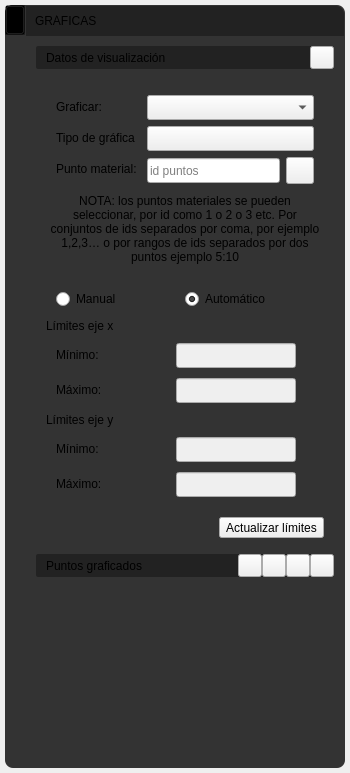
The window that app/ui/widget_result_menu_graph.ui (edwinar13/MPM-UN) describes before a commit, drawn with Qt 5.
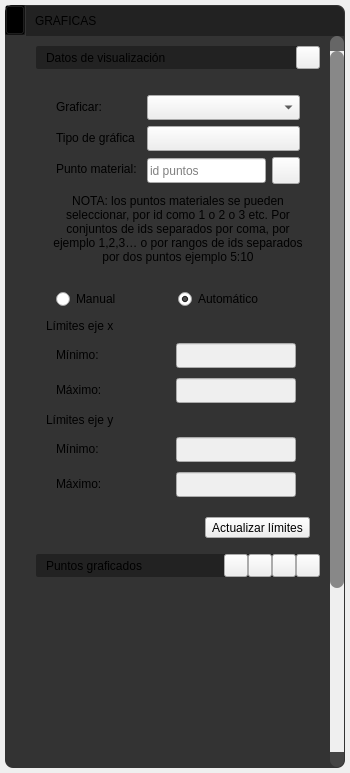
The same window after the commit. Icons and pictures are not drawn.

Commit message:
fix(ventana): paneles laterales con scroll; la ventana cabe en pantallas con escala
El contenido de los 9 paneles va en un QScrollArea: el alto mínimo de la ventana
baja de 844 a 633 px y al maximizar ya no queda debajo de la barra de Windows.

```diff
--- a/app/ui/widget_result_menu_graph.ui
+++ b/app/ui/widget_result_menu_graph.ui
@@ -24,7 +24,7 @@
   </property>
   <property name="maximumSize">
    <size>
-    <width>350</width>
+    <width>364</width>
     <height>16777215</height>
    </size>
   </property>
@@ -679,6 +679,13 @@
     background-color: #F94646;
     border: none;
 }
+
+
+/* Contenido del panel con scroll cuando no cabe en la altura de la ventana */
+QScrollArea#scrollArea_info,
+QWidget#scrollAreaWidgetContents_info{
+background-color: transparent;
+}
 </string>
   </property>
   <layout class="QHBoxLayout" name="horizontalLayout_main">
@@ -952,6 +959,40 @@
           </widget>
          </item>
          <item>
+          <widget class="QScrollArea" name="scrollArea_info">
+           <property name="frameShape">
+            <enum>QFrame::Shape::NoFrame</enum>
+           </property>
+           <property name="horizontalScrollBarPolicy">
+            <enum>Qt::ScrollBarPolicy::ScrollBarAlwaysOff</enum>
+           </property>
+           <property name="sizeAdjustPolicy">
+            <enum>QAbstractScrollArea::SizeAdjustPolicy::AdjustToContents</enum>
+           </property>
+           <property name="widgetResizable">
+            <bool>true</bool>
+           </property>
+           <widget class="QWidget" name="scrollAreaWidgetContents_info">
+            <property name="minimumSize">
+             <size>
+              <width>1</width>
+              <height>0</height>
+             </size>
+            </property>
+            <layout class="QVBoxLayout" name="verticalLayout_scrollInfo">
+             <property name="leftMargin">
+              <number>0</number>
+             </property>
+             <property name="topMargin">
+              <number>0</number>
+             </property>
+             <property name="rightMargin">
+              <number>0</number>
+             </property>
+             <property name="bottomMargin">
+              <number>0</number>
+             </property>
+               <item>
           <widget class="QFrame" name="frame_info">
            <property name="frameShape">
             <enum>QFrame::Shape::StyledPanel</enum>
@@ -1703,6 +1744,9 @@
               <layout class="QHBoxLayout" name="horizontalLayout_13">
                <item>
                 <widget class="QScrollArea" name="scrollArea">
+                       <property name="horizontalScrollBarPolicy">
+                        <enum>Qt::ScrollBarPolicy::ScrollBarAlwaysOff</enum>
+                       </property>
                  <property name="styleSheet">
                   <string notr="true">background-color: transparent;
 border: none;</string>
@@ -1711,6 +1755,12 @@
                   <bool>true</bool>
                  </property>
                  <widget class="QWidget" name="scrollAreaWidgetContents">
+                        <property name="minimumSize">
+                         <size>
+                          <width>1</width>
+                          <height>0</height>
+                         </size>
+                        </property>
                   <property name="geometry">
                    <rect>
                     <x>0</x>
@@ -1808,6 +1858,10 @@
              </layout>
             </item>
            </layout>
+                </widget>
+               </item>
+            </layout>
+           </widget>
           </widget>
          </item>
         </layout>
```
Left out of the diff: 2 changed lines with no effect on the pictures. Lines whose indentation alone changed are shown as unchanged. The commit also changes 18 other files.
